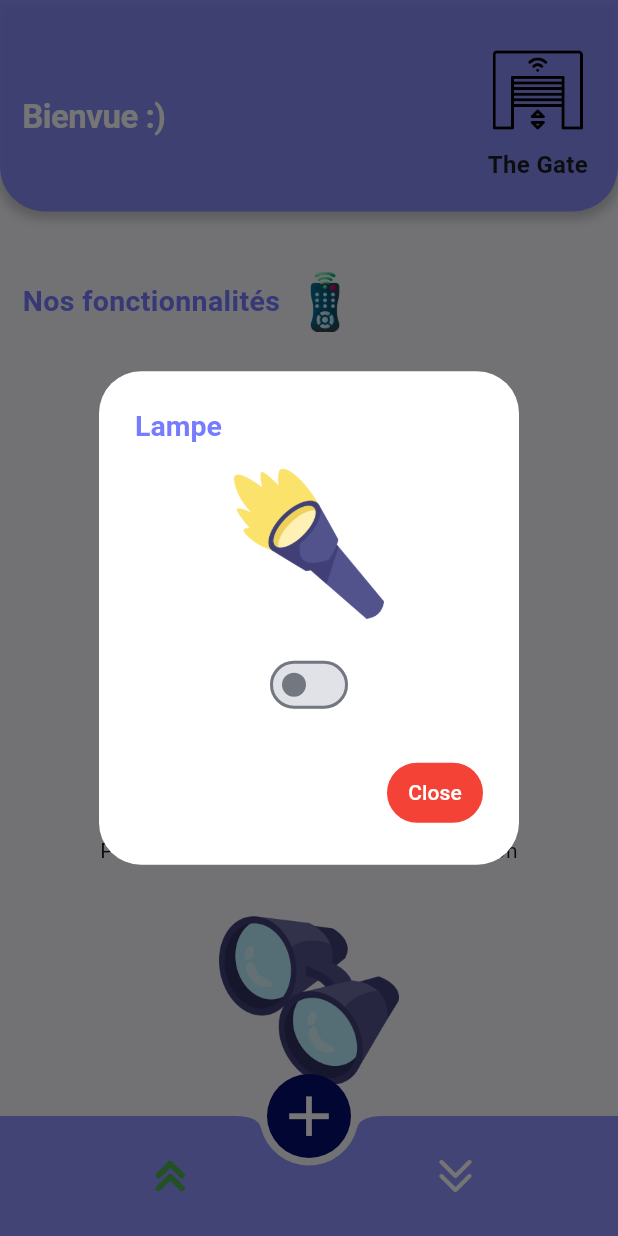
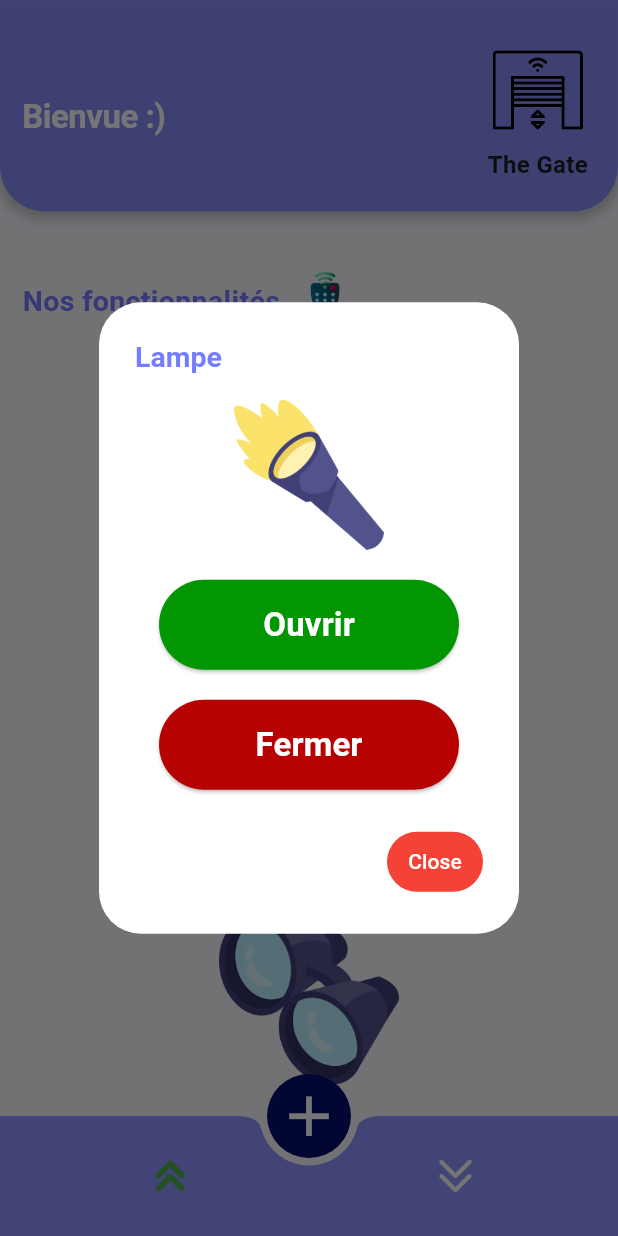
Before and after one commit to ghaithghanem/Commande_de_garage, a Flutter app: the WelcomeScreen screen opened directly, after a tap on the "add" icon, on a phone screen of 412 x 824 dp. Run offline on Flutter 3.47's test engine with Material 3 defaults, Android fonts, the phone set to English and light mode, and no system bars; our stand-ins replace get, typed_data; missing offline and left inert: mqtt_client; Roboto replaces fonts that are missing (Helvetica Neue).

Commit message:
button change

```diff
--- a/lib/view/gate_screens/welcome_screen.dart
+++ b/lib/view/gate_screens/welcome_screen.dart
@@ -148,17 +148,73 @@ class _WelcomeScreenState extends State<WelcomeScreen> {
                     height: 100,
                   ),
                   SizedBox(height: 20),
-                  Row(
+                  Column(
                     mainAxisAlignment: MainAxisAlignment.center,
                     children: [
 
-                      Switch(
-                        value: switchValue,
-                        onChanged: (value) {
-                          setState(() {
-                            switchValue = value;
-                          });
-                        },
+                      Container(
+                        width: 200.0,
+                        height: 60.0,
+                        child: ElevatedButton(
+                          onPressed: () {
+
+                          },
+                          style: ElevatedButton.styleFrom(
+                            shape: RoundedRectangleBorder(
+                              borderRadius: BorderRadius.circular(35.0),
+                            ),
+                            primary: Color(0xFF019602),
+                          ),
+                          child: Stack(
+                            alignment: Alignment.centerRight,
+                            children: [
+                              Padding(
+                                padding: const EdgeInsets.only(right: 0.0),
+                                child: Text(
+                                  'Ouvrir',
+                                  style: TextStyle(
+                                    fontWeight: FontWeight.bold,
+                                    fontSize: 22,
+                                    color: Colors.white,
+                                  ),
+                                ),
+                              ),
+                            ],
+                          ),
+                        ),
+                      ),
+
+                      SizedBox(height: 20),
+                      Container(
+                        width: 200.0,
+                        height: 60.0,
+                        child: ElevatedButton(
+                          onPressed: () {
+
+                          },
+                          style: ElevatedButton.styleFrom(
+                            shape: RoundedRectangleBorder(
+                              borderRadius: BorderRadius.circular(35.0),
+                            ),
+                            primary: Color(0xFFB70202),
+                          ),
+                          child: Stack(
+                            alignment: Alignment.centerRight,
+                            children: [
+                              Padding(
+                                padding: const EdgeInsets.only(right: 0.0),
+                                child: Text(
+                                  'Fermer',
+                                  style: TextStyle(
+                                    fontWeight: FontWeight.bold,
+                                    fontSize: 22,
+                                    color: Colors.white,
+                                  ),
+                                ),
+                              ),
+                            ],
+                          ),
+                        ),
                       ),
                     ],
                   ),
```
